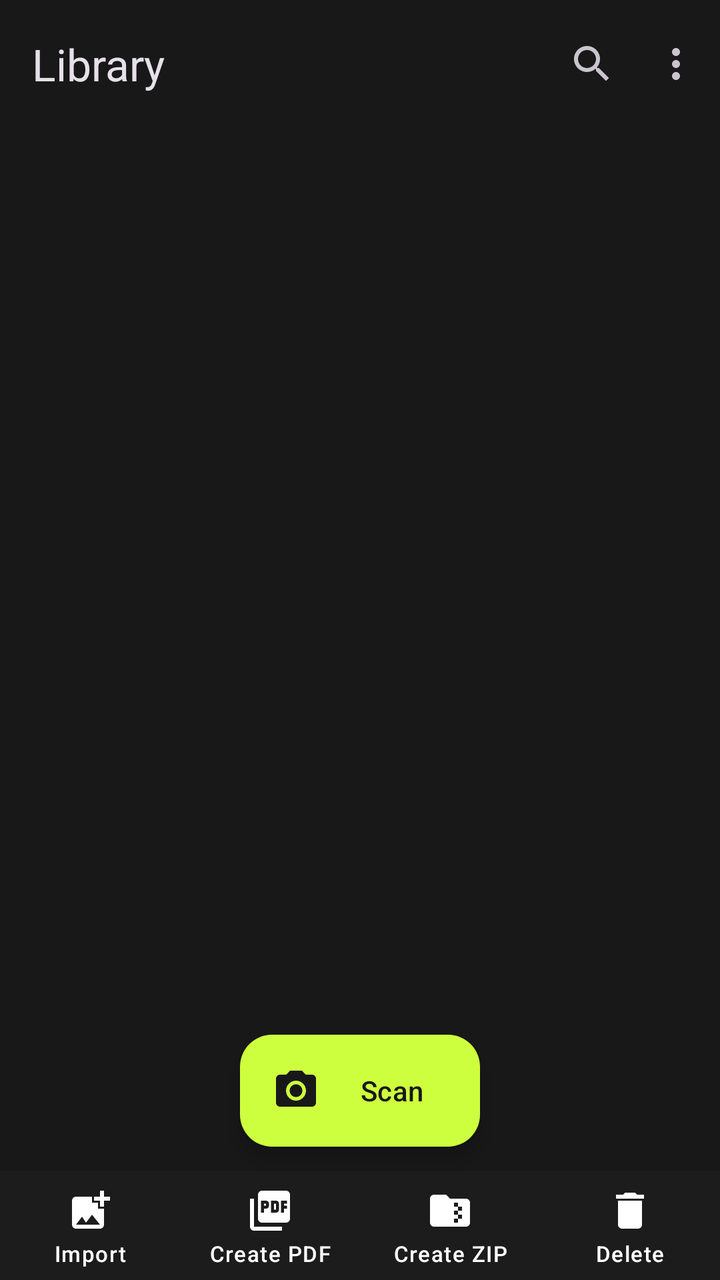
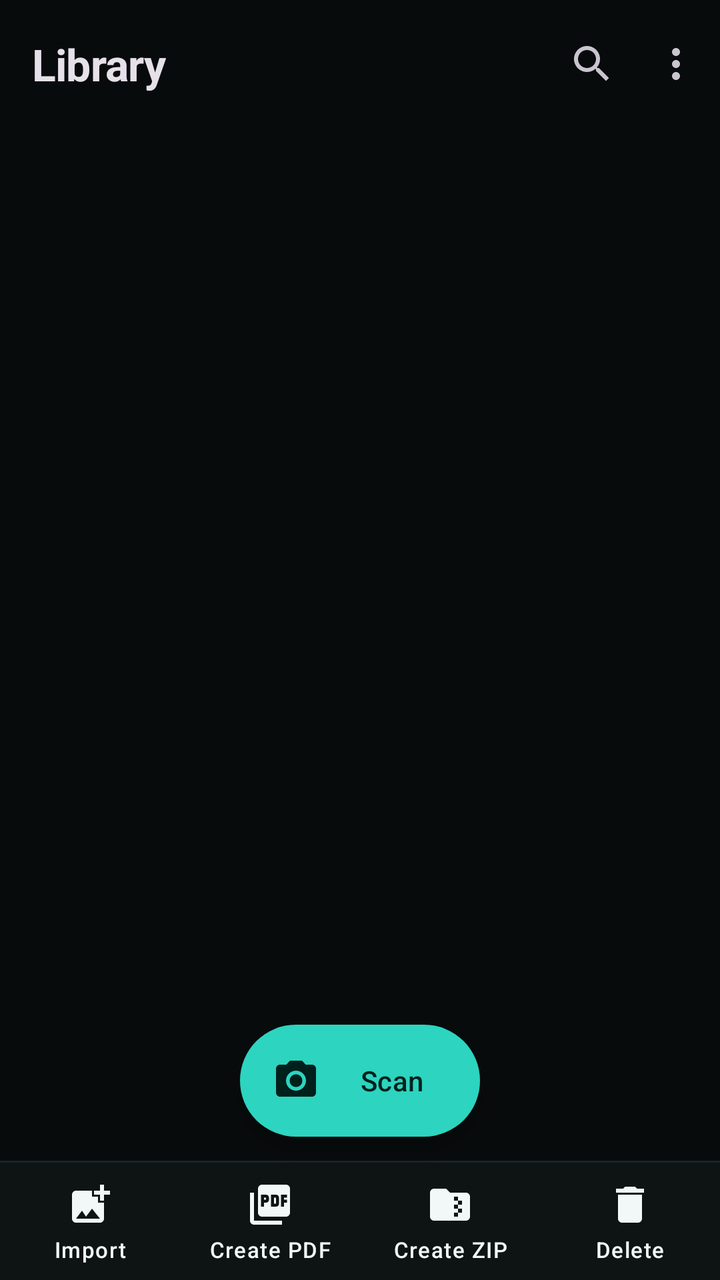

Compare the two renders of this Android layout. The source of the first and the diff that turns it into the second are given below.
<!-- AndroidManifest.xml: application theme Theme.DocScanner -->
<!-- res/layout/activity_main.xml -->
<?xml version="1.0" encoding="utf-8"?>
<androidx.coordinatorlayout.widget.CoordinatorLayout xmlns:android="http://schemas.android.com/apk/res/android"
    xmlns:app="http://schemas.android.com/apk/res-auto"
    android:id="@+id/root"
    android:layout_width="match_parent"
    android:layout_height="match_parent">

    <com.google.android.material.appbar.AppBarLayout
        android:layout_width="match_parent"
        android:layout_height="wrap_content"
        android:fitsSystemWindows="true">

        <com.google.android.material.appbar.MaterialToolbar
            android:id="@+id/toolbar"
            android:layout_width="match_parent"
            android:layout_height="?attr/actionBarSize"
            app:menu="@menu/library"
            app:title="@string/library_title" />
    </com.google.android.material.appbar.AppBarLayout>

    <androidx.recyclerview.widget.RecyclerView
        android:id="@+id/list"
        android:layout_width="match_parent"
        android:layout_height="match_parent"
        android:clipToPadding="false"
        android:paddingHorizontal="8dp"
        android:paddingTop="4dp"
        android:paddingBottom="160dp"
        app:layout_behavior="@string/appbar_scrolling_view_behavior" />

    <LinearLayout
        android:id="@+id/empty"
        android:layout_width="match_parent"
        android:layout_height="match_parent"
        android:gravity="center"
        android:orientation="vertical"
        android:padding="32dp"
        android:visibility="gone">

        <TextView
            android:layout_width="wrap_content"
            android:layout_height="wrap_content"
            android:text="@string/library_empty_title"
            android:textAppearance="?attr/textAppearanceTitleMedium" />

        <TextView
            android:layout_width="wrap_content"
            android:layout_height="wrap_content"
            android:layout_marginTop="8dp"
            android:gravity="center"
            android:text="@string/library_empty_body"
            android:textAppearance="?attr/textAppearanceBodyMedium" />
    </LinearLayout>

    
    <LinearLayout
        android:id="@+id/bottom"
        android:layout_width="match_parent"
        android:layout_height="wrap_content"
        android:layout_gravity="bottom"
        android:orientation="vertical">

        <com.google.android.material.floatingactionbutton.ExtendedFloatingActionButton
            android:id="@+id/scanButton"
            android:layout_width="wrap_content"
            android:layout_height="wrap_content"
            android:layout_gravity="center_horizontal"
            android:layout_marginBottom="12dp"
            android:text="@string/action_scan"
            app:icon="@drawable/ic_camera" />

        <LinearLayout
            android:id="@+id/actionBar"
            android:layout_width="match_parent"
            android:layout_height="wrap_content"
            android:background="@color/surface_low"
            android:orientation="horizontal">

            <TextView
                android:id="@+id/actionImport"
                style="@style/Widget.DocScanner.BarAction"
                android:text="@string/action_import_images"
                app:drawableTopCompat="@drawable/ic_import" />

            <TextView
                android:id="@+id/actionPdf"
                style="@style/Widget.DocScanner.BarAction"
                android:text="@string/create_pdf"
                app:drawableTopCompat="@drawable/ic_pdf" />

            <TextView
                android:id="@+id/actionZip"
                style="@style/Widget.DocScanner.BarAction"
                android:text="@string/create_zip"
                app:drawableTopCompat="@drawable/ic_zip" />

            <TextView
                android:id="@+id/actionDelete"
                style="@style/Widget.DocScanner.BarAction"
                android:text="@string/action_delete"
                app:drawableTopCompat="@drawable/ic_delete" />
        </LinearLayout>
    </LinearLayout>

    <ProgressBar
        android:id="@+id/progress"
        android:layout_width="wrap_content"
        android:layout_height="wrap_content"
        android:layout_gravity="center"
        android:visibility="gone" />
</androidx.coordinatorlayout.widget.CoordinatorLayout>
<!-- resources referenced by this layout -->
<resources>
  <color name="surface_low">#FF1C1C1C</color>
  <style name="Widget.DocScanner.BarAction" parent="">
          <item name="android:layout_width">0dp</item>
          <item name="android:layout_height">wrap_content</item>
          <item name="android:layout_weight">1</item>
          <item name="android:background">?attr/selectableItemBackgroundBorderless</item>
          <item name="android:drawablePadding">2dp</item>
          <item name="android:gravity">center</item>
          <item name="android:paddingTop">8dp</item>
          <item name="android:paddingBottom">6dp</item>
          <item name="android:textAppearance">?attr/textAppearanceLabelSmall</item>
          <item name="android:textColor">@color/bar_action_text</item>
          <item name="drawableTint">@color/bar_action_text</item>
      </style>
  <style name="Theme.DocScanner" parent="Theme.Material3.Dark.NoActionBar">
          <item name="colorPrimary">@color/accent</item>
          <item name="colorOnPrimary">@color/on_accent</item>
          <item name="colorPrimaryContainer">@color/accent_container</item>
          <item name="colorOnPrimaryContainer">@color/on_accent_container</item>
          <item name="colorSecondary">@color/accent</item>
          <item name="colorOnSecondary">@color/on_accent</item>
          <item name="colorSecondaryContainer">@color/accent_container</item>
          <item name="colorOnSecondaryContainer">@color/on_accent_container</item>
          <item name="colorTertiary">@color/accent</item>
          <item name="colorOnTertiary">@color/on_accent</item>
          <item name="colorError">@color/error</item>
          <item name="colorOnError">@color/on_error</item>
  
          <item name="android:colorBackground">@color/background</item>
          <item name="colorOnBackground">@color/text_primary</item>
          <item name="colorSurface">@color/background</item>
          <item name="colorOnSurface">@color/text_primary</item>
          <item name="colorOnSurfaceVariant">@color/text_secondary</item>
          <item name="colorSurfaceContainerLowest">@color/surface_lowest</item>
          <item name="colorSurfaceContainerLow">@color/surface_low</item>
          <item name="colorSurfaceContainer">@color/surface</item>
          <item name="colorSurfaceContainerHigh">@color/surface_high</item>
          <item name="colorSurfaceContainerHighest">@color/surface_highest</item>
          <item name="colorOutline">@color/outline</item>
          <item name="colorOutlineVariant">@color/divider</item>
  
          <item name="android:windowBackground">@color/background</item>
          <item name="android:windowLightStatusBar">false</item>
  
          
          <item name="floatingActionButtonStyle">@style/Widget.DocScanner.Fab</item>
          <item name="extendedFloatingActionButtonStyle">@style/Widget.DocScanner.ExtendedFab</item>
      </style>
  <color name="accent">#FFCEFF3E</color>
  <color name="on_accent">#FF181818</color>
  <color name="accent_container">#FF2C3511</color>
  <color name="on_accent_container">#FFCEFF3E</color>
  <color name="error">#FFFF6B5E</color>
  <color name="on_error">#FF181818</color>
  <color name="background">#FF181818</color>
  <color name="text_primary">#FFFFFFFF</color>
  <color name="text_secondary">#FFA6A6A6</color>
  <color name="surface_lowest">#FF121212</color>
  <color name="surface">#FF1F1F1F</color>
  <color name="surface_high">#FF232323</color>
  <color name="surface_highest">#FF2A2A2A</color>
  <color name="outline">#FF3A3A3A</color>
  <color name="divider">#FF232323</color>
  <style name="Widget.DocScanner.Fab" parent="Widget.Material3.FloatingActionButton.Primary">
          <item name="backgroundTint">@color/accent</item>
          <item name="tint">@color/on_accent</item>
      </style>
  <style name="Widget.DocScanner.ExtendedFab" parent="Widget.Material3.ExtendedFloatingActionButton.Icon.Primary">
          <item name="backgroundTint">@color/accent</item>
          <item name="android:textColor">@color/on_accent</item>
          <item name="iconTint">@color/on_accent</item>
      </style>
  <!-- unchanged entries left out for length: 13 -->
</resources>

<!-- the commit's change to res/layout/activity_main.xml (unified diff, before → after) -->
@@ -37,11 +37,21 @@
         android:padding="32dp"
         android:visibility="gone">
 
+        <ImageView
+            android:layout_width="88dp"
+            android:layout_height="88dp"
+            android:layout_marginBottom="20dp"
+            android:background="@drawable/bg_empty_icon"
+            android:importantForAccessibility="no"
+            android:padding="24dp"
+            android:src="@drawable/ic_camera"
+            app:tint="@color/accent" />
+
         <TextView
             android:layout_width="wrap_content"
             android:layout_height="wrap_content"
             android:text="@string/library_empty_title"
-            android:textAppearance="?attr/textAppearanceTitleMedium" />
+            android:textAppearance="?attr/textAppearanceTitleLarge" />
 
         <TextView
             android:layout_width="wrap_content"
@@ -49,7 +59,8 @@
             android:layout_marginTop="8dp"
             android:gravity="center"
             android:text="@string/library_empty_body"
-            android:textAppearance="?attr/textAppearanceBodyMedium" />
+            android:textAppearance="?attr/textAppearanceBodyMedium"
+            android:textColor="?attr/colorOnSurfaceVariant" />
     </LinearLayout>
 
     
@@ -73,7 +84,7 @@
             android:id="@+id/actionBar"
             android:layout_width="match_parent"
             android:layout_height="wrap_content"
-            android:background="@color/surface_low"
+            android:background="@drawable/bg_bottom_bar"
             android:orientation="horizontal">
 
             <TextView
@@ -102,8 +113,9 @@
         </LinearLayout>
     </LinearLayout>
 
-    <ProgressBar
+    <com.google.android.material.progressindicator.CircularProgressIndicator
         android:id="@+id/progress"
+        android:indeterminate="true"
         android:layout_width="wrap_content"
         android:layout_height="wrap_content"
         android:layout_gravity="center"
<!-- resource entries referenced after the edit -->
@@ -1,15 +1,15 @@
 <!-- resources referenced by this layout -->
 <resources>
-  <color name="surface_low">#FF1C1C1C</color>
+  <color name="surface_low">#FF0E1314</color>
   <style name="Widget.DocScanner.BarAction" parent="">
           <item name="android:layout_width">0dp</item>
           <item name="android:layout_height">wrap_content</item>
           <item name="android:layout_weight">1</item>
           <item name="android:background">?attr/selectableItemBackgroundBorderless</item>
-          <item name="android:drawablePadding">2dp</item>
+          <item name="android:drawablePadding">3dp</item>
           <item name="android:gravity">center</item>
-          <item name="android:paddingTop">8dp</item>
-          <item name="android:paddingBottom">6dp</item>
+          <item name="android:paddingTop">10dp</item>
+          <item name="android:paddingBottom">8dp</item>
           <item name="android:textAppearance">?attr/textAppearanceLabelSmall</item>
           <item name="android:textColor">@color/bar_action_text</item>
           <item name="drawableTint">@color/bar_action_text</item>
@@ -23,7 +23,7 @@
           <item name="colorOnSecondary">@color/on_accent</item>
           <item name="colorSecondaryContainer">@color/accent_container</item>
           <item name="colorOnSecondaryContainer">@color/on_accent_container</item>
-          <item name="colorTertiary">@color/accent</item>
+          <item name="colorTertiary">@color/accent_bright</item>
           <item name="colorOnTertiary">@color/on_accent</item>
           <item name="colorError">@color/error</item>
           <item name="colorOnError">@color/on_error</item>
@@ -32,45 +32,99 @@
           <item name="colorOnBackground">@color/text_primary</item>
           <item name="colorSurface">@color/background</item>
           <item name="colorOnSurface">@color/text_primary</item>
+          <item name="colorSurfaceVariant">@color/surface_highest</item>
           <item name="colorOnSurfaceVariant">@color/text_secondary</item>
           <item name="colorSurfaceContainerLowest">@color/surface_lowest</item>
           <item name="colorSurfaceContainerLow">@color/surface_low</item>
           <item name="colorSurfaceContainer">@color/surface</item>
           <item name="colorSurfaceContainerHigh">@color/surface_high</item>
           <item name="colorSurfaceContainerHighest">@color/surface_highest</item>
+          <item name="colorSurfaceInverse">@color/text_primary</item>
+          <item name="colorOnSurfaceInverse">@color/background</item>
+          <item name="colorPrimaryInverse">@color/accent_container</item>
           <item name="colorOutline">@color/outline</item>
           <item name="colorOutlineVariant">@color/divider</item>
   
           <item name="android:windowBackground">@color/background</item>
           <item name="android:windowLightStatusBar">false</item>
+          <item name="android:textColorHighlight">@color/accent_container</item>
   
           
           <item name="floatingActionButtonStyle">@style/Widget.DocScanner.Fab</item>
           <item name="extendedFloatingActionButtonStyle">@style/Widget.DocScanner.ExtendedFab</item>
+          <item name="toolbarStyle">@style/Widget.DocScanner.Toolbar</item>
+          <item name="snackbarStyle">@style/Widget.DocScanner.Snackbar</item>
+          <item name="snackbarButtonStyle">@style/Widget.DocScanner.SnackbarButton</item>
+          <item name="snackbarTextViewStyle">@style/Widget.DocScanner.SnackbarText</item>
       </style>
-  <color name="accent">#FFCEFF3E</color>
-  <color name="on_accent">#FF181818</color>
-  <color name="accent_container">#FF2C3511</color>
-  <color name="on_accent_container">#FFCEFF3E</color>
-  <color name="error">#FFFF6B5E</color>
-  <color name="on_error">#FF181818</color>
-  <color name="background">#FF181818</color>
-  <color name="text_primary">#FFFFFFFF</color>
-  <color name="text_secondary">#FFA6A6A6</color>
-  <color name="surface_lowest">#FF121212</color>
-  <color name="surface">#FF1F1F1F</color>
-  <color name="surface_high">#FF232323</color>
-  <color name="surface_highest">#FF2A2A2A</color>
-  <color name="outline">#FF3A3A3A</color>
-  <color name="divider">#FF232323</color>
+  <color name="accent">#FF2DD4BF</color>
+  <!-- drawable bg_bottom_bar (drawable) -->
+  <?xml version="1.0" encoding="utf-8"?>
+  <layer-list xmlns:android="http://schemas.android.com/apk/res/android">
+      <item>
+          <shape android:shape="rectangle">
+              <solid android:color="@color/divider" />
+          </shape>
+      </item>
+      <item android:top="1dp">
+          <shape android:shape="rectangle">
+              <solid android:color="@color/surface_low" />
+          </shape>
+      </item>
+  </layer-list>
+  <!-- drawable bg_empty_icon (drawable) -->
+  <?xml version="1.0" encoding="utf-8"?>
+  <shape xmlns:android="http://schemas.android.com/apk/res/android"
+      android:shape="oval">
+      <solid android:color="@color/accent_container" />
+  </shape>
+  <color name="on_accent">#FF00201C</color>
+  <color name="accent_container">#FF0C3A35</color>
+  <color name="on_accent_container">#FF8FF3E4</color>
+  <color name="accent_bright">#FF5EEAD4</color>
+  <color name="error">#FFFF7A70</color>
+  <color name="on_error">#FF2B0705</color>
+  <color name="background">#FF080B0C</color>
+  <color name="text_primary">#FFF2F7F7</color>
+  <color name="text_secondary">#FF9BADAF</color>
+  <color name="surface_lowest">#FF040606</color>
+  <color name="surface">#FF12191A</color>
+  <color name="surface_high">#FF182122</color>
+  <color name="surface_highest">#FF202B2C</color>
+  <color name="outline">#FF33474A</color>
+  <color name="divider">#FF1A2425</color>
   <style name="Widget.DocScanner.Fab" parent="Widget.Material3.FloatingActionButton.Primary">
           <item name="backgroundTint">@color/accent</item>
           <item name="tint">@color/on_accent</item>
+          <item name="rippleColor">@color/accent_bright</item>
       </style>
   <style name="Widget.DocScanner.ExtendedFab" parent="Widget.Material3.ExtendedFloatingActionButton.Icon.Primary">
           <item name="backgroundTint">@color/accent</item>
           <item name="android:textColor">@color/on_accent</item>
           <item name="iconTint">@color/on_accent</item>
+          <item name="rippleColor">@color/accent_bright</item>
+          <item name="shapeAppearanceOverlay">@style/ShapeAppearance.DocScanner.Circle</item>
+      </style>
+  <style name="Widget.DocScanner.Toolbar" parent="Widget.Material3.Toolbar">
+          <item name="titleTextAppearance">@style/TextAppearance.DocScanner.ToolbarTitle</item>
+      </style>
+  <style name="Widget.DocScanner.Snackbar" parent="Widget.Material3.Snackbar">
+          <item name="backgroundTint">@color/surface_highest</item>
+          <item name="actionTextColorAlpha">1</item>
+      </style>
+  <style name="Widget.DocScanner.SnackbarButton" parent="Widget.Material3.Button.TextButton.Snackbar">
+          <item name="android:textColor">@color/accent</item>
+      </style>
+  <style name="Widget.DocScanner.SnackbarText" parent="Widget.Material3.Snackbar.TextView">
+          <item name="android:textColor">@color/text_primary</item>
+      </style>
+  <style name="ShapeAppearance.DocScanner.Circle" parent="">
+          <item name="cornerFamily">rounded</item>
+          <item name="cornerSize">50%</item>
+      </style>
+  <style name="TextAppearance.DocScanner.ToolbarTitle" parent="TextAppearance.Material3.TitleLarge">
+          <item name="android:textStyle">bold</item>
+          <item name="android:letterSpacing">-0.01</item>
       </style>
   <!-- unchanged entries left out for length: 13 -->
 </resources>
